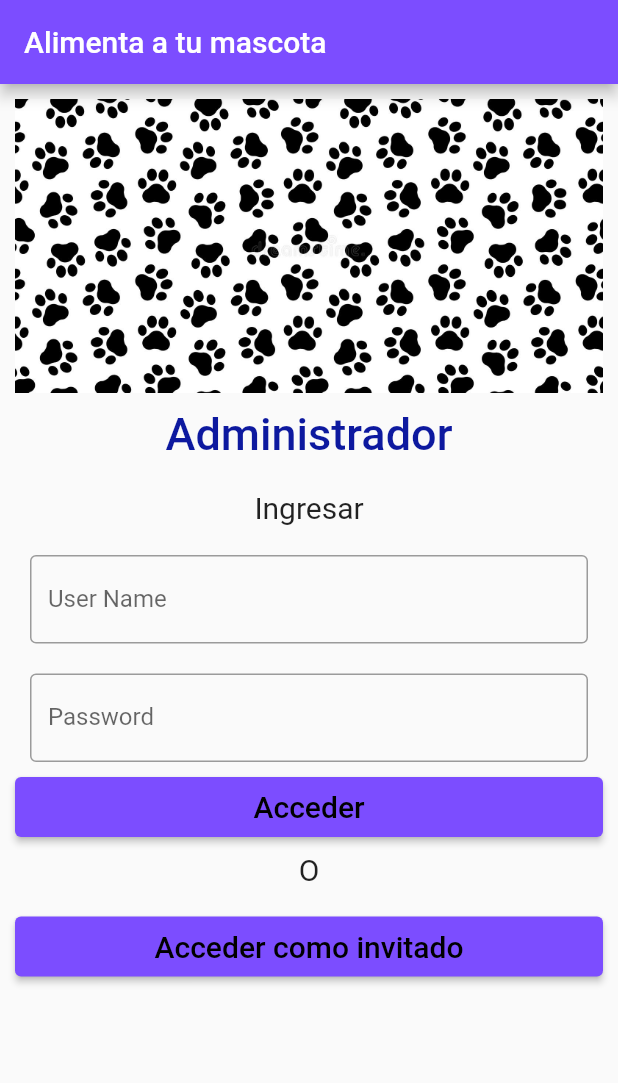
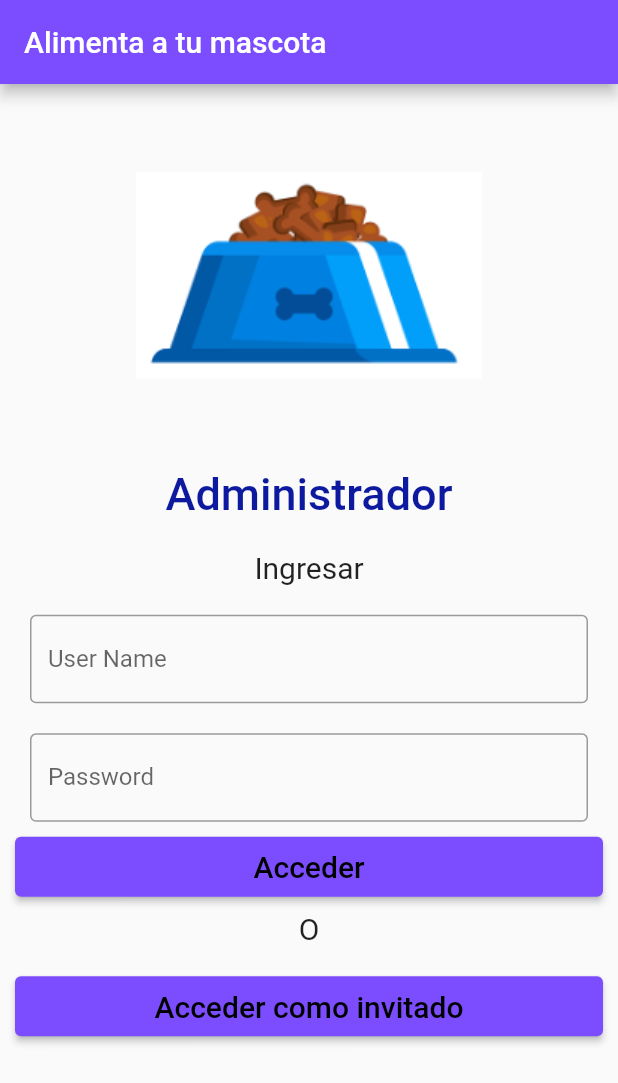
Before and after one commit to BryanSabio/modular3front, a Flutter app: the screen it shows after launch, on a phone screen of 412 x 824 dp. Shown: the top 1083 px of the screen. Run offline on Flutter 3.47's test engine with Material 2 defaults, Android fonts, the phone set to English and light mode, and no system bars; our stand-ins replace animated_background, image_picker, snippet_coder_utils.

Commit message:
first commit

```diff
--- a/lib/main.dart
+++ b/lib/main.dart
@@ -84,7 +84,8 @@ class _MyStatefulWidgetState extends State<MyStatefulWidget> {
           child: ListView(
             children: <Widget>[
               Container(
-                child: Image.asset('assets/images/huellas.jpeg'), //checar
+                transformAlignment: Alignment.bottomRight,
+                child: Image.asset('assets/images/logo2.png'), //checar
               ),
               Container(
                   alignment: Alignment.center,
```
Also changed, not shown: lib/pages/inicio/inicio.dart (+8 -20 lines).
